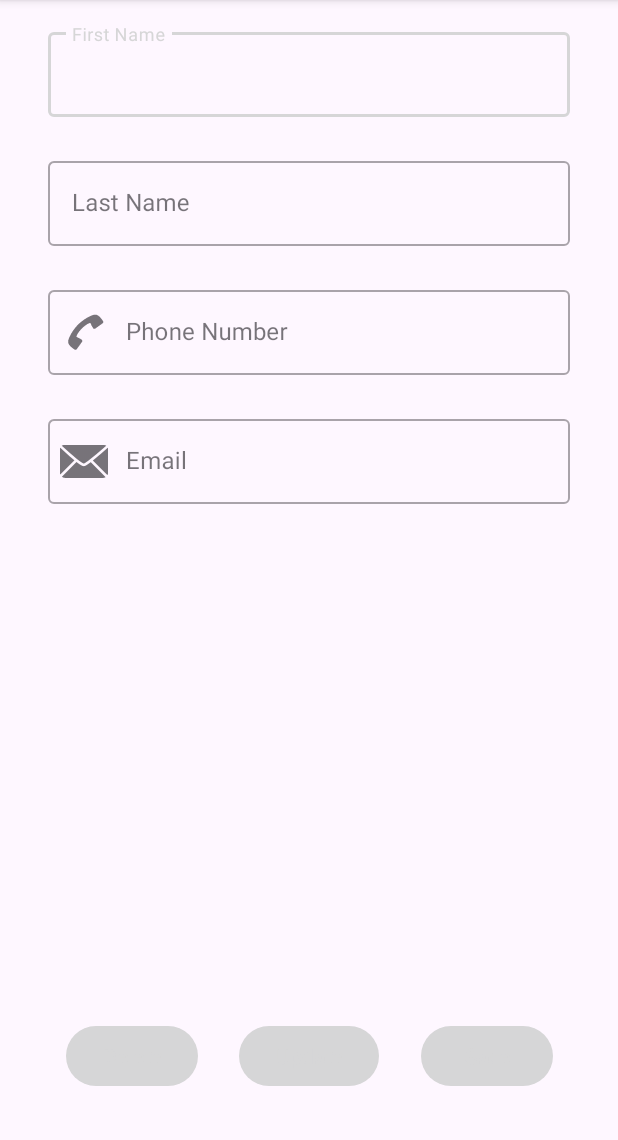
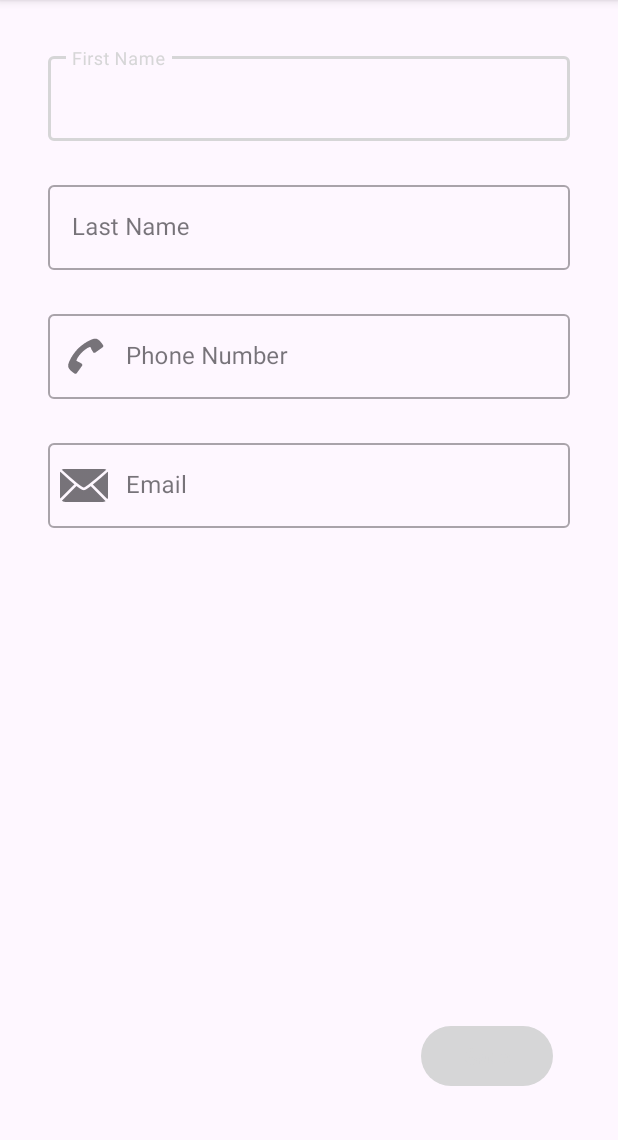
Before and after one commit to stainley/Contact_Entry_Android, an Android app: the screen it shows after launch (MainActivity before the commit, ContactEntryActivity after it), after a tap on "Create New Contact", on a phone screen of 412 x 824 dp, the part 96-1236 px from its top. Run offline under Robolectric (Android 15) with nearby library versions, the phone set to English and light mode, and no system bars; our stand-ins replace Room's generated code.

Commit message:
some rework

```diff
--- a/app/src/main/AndroidManifest.xml
+++ b/app/src/main/AndroidManifest.xml
@@ -13,7 +13,7 @@
         android:theme="@style/Theme.ContactEntryApp"
         tools:targetApi="31">
         <activity
-            android:name=".ui.MainActivity"
+            android:name=".ui.ContactEntryActivity"
             android:exported="true"
             android:parentActivityName=".ui.ContactListActivity">
 
@@ -27,12 +27,6 @@
                 <category android:name="android.intent.category.LAUNCHER" />
             </intent-filter>
         </activity>
-
-        <activity
-            android:name=".ui.ContactDetailActivity"
-            android:exported="true">
-
-        </activity>
     </application>
 
 </manifest>
--- a/app/src/main/java/ca/app/assasins/contactentryapp/db/ContactRoom.java
+++ b/app/src/main/java/ca/app/assasins/contactentryapp/db/ContactRoom.java
@@ -24,7 +24,7 @@ public abstract class ContactRoom extends RoomDatabase {
     public static ContactRoom getDatabase(Context context) {
         if (INSTANCE == null) {
             synchronized (ContactRoom.class) {
-                INSTANCE = Room.databaseBuilder(context, ContactRoom.class, "contact_db").allowMainThreadQueries().build();
+                INSTANCE = Room.databaseBuilder(context, ContactRoom.class, "contact_db").build();
             }
         }
         return INSTANCE;
--- a/app/src/main/java/ca/app/assasins/contactentryapp/repository/ContactRepository.java
+++ b/app/src/main/java/ca/app/assasins/contactentryapp/repository/ContactRepository.java
@@ -24,14 +24,14 @@ public class ContactRepository {
     }
 
     public void save(Contact contact) {
-        contactDao.save(contact);
+        ContactRoom.databaseWriterExecutor.execute(() -> contactDao.save(contact));
     }
 
     public void delete(Contact contact) {
-        this.contactDao.delete(contact);
+        ContactRoom.databaseWriterExecutor.execute(() -> this.contactDao.delete(contact));
     }
 
     public void update(Contact contact) {
-        this.contactDao.update(contact);
+        ContactRoom.databaseWriterExecutor.execute(() -> this.contactDao.update(contact));
     }
 }
--- a/app/src/main/java/ca/app/assasins/contactentryapp/ui/MainActivity.java
+++ b/app/src/main/java/ca/app/assasins/contactentryapp/ui/ContactEntryActivity.java
@@ -11,22 +11,23 @@ import androidx.lifecycle.ViewModelProvider;
 
 import java.util.Objects;
 
-import ca.app.assasins.contactentryapp.databinding.ActivityMainBinding;
+import ca.app.assasins.contactentryapp.databinding.ActivityContactEntryBinding;
 import ca.app.assasins.contactentryapp.model.Contact;
 import ca.app.assasins.contactentryapp.viewmodel.ContactViewModel;
 import ca.app.assasins.contactentryapp.viewmodel.ContactViewModelFactory;
 
-public class MainActivity extends AppCompatActivity {
+public class ContactEntryActivity extends AppCompatActivity {
 
-    ActivityMainBinding binding;
+    private ActivityContactEntryBinding binding;
 
     private Contact contact;
 
     @Override
     protected void onCreate(Bundle savedInstanceState) {
         super.onCreate(savedInstanceState);
-        binding = ActivityMainBinding.inflate(LayoutInflater.from(this));
+        binding = ActivityContactEntryBinding.inflate(LayoutInflater.from(this));
         setContentView(binding.getRoot());
+
 
         if (getSupportActionBar() != null) {
             getSupportActionBar().setDisplayHomeAsUpEnabled(true);
@@ -40,7 +41,10 @@ public class MainActivity extends AppCompatActivity {
 
         contact = (Contact) intent.getSerializableExtra("contact");
 
-        binding.saveBtn.setEnabled(intent.getBooleanExtra("saveBtn", true));
+        binding.saveBtn.setVisibility(!intent.getBooleanExtra("saveBtn", true) ? View.INVISIBLE : View.VISIBLE);
+
+        binding.deleteBtn.setVisibility(!intent.getBooleanExtra("deleteBtn", true) ? View.INVISIBLE : View.VISIBLE);
+        binding.updateBtn.setVisibility(!intent.getBooleanExtra("updateBtn", true) ? View.INVISIBLE : View.VISIBLE);
 
         if (contact != null) {
             binding.firstNameTxt.setText(contact.getFirstName());
--- a/app/src/main/java/ca/app/assasins/contactentryapp/ui/ContactListActivity.java
+++ b/app/src/main/java/ca/app/assasins/contactentryapp/ui/ContactListActivity.java
@@ -98,7 +98,9 @@
 
     private void createNewContact(View view) {
 
-        Intent newContactIntent = new Intent(this, MainActivity.class);
+        Intent newContactIntent = new Intent(this, ContactEntryActivity.class);
+        newContactIntent.putExtra("updateBtn", false);
+        newContactIntent.putExtra("deleteBtn", false);
         launcher.launch(newContactIntent);
     }
 
--- a/app/src/main/res/layout/activity_main.xml
+++ b/app/src/main/res/layout/activity_contact_entry.xml
@@ -6,7 +6,7 @@
     android:layout_height="match_parent"
     android:orientation="vertical"
     android:padding="16dp"
-    tools:context=".ui.MainActivity">
+    tools:context=".ui.ContactEntryActivity">
 
 
     <com.google.android.material.textfield.TextInputLayout
@@ -18,7 +18,10 @@
         android:layout_marginTop="16dp"
         android:layout_marginEnd="16dp"
         android:layout_marginBottom="12dp"
-        android:hint="@string/first_name">
+        android:hint="@string/first_name"
+        app:layout_constraintEnd_toEndOf="parent"
+        app:layout_constraintStart_toStartOf="parent"
+        app:layout_constraintTop_toTopOf="parent">
 
         <com.google.android.material.textfield.TextInputEditText
             android:id="@+id/firstNameTxt"
@@ -96,11 +99,11 @@
         android:id="@+id/save_Btn"
         android:layout_width="wrap_content"
         android:layout_height="wrap_content"
-        android:text="Save"
+        android:layout_marginBottom="16dp"
+        android:text="@string/save"
         app:layout_constraintBottom_toBottomOf="parent"
-        android:layout_marginBottom="16dp"
-        app:layout_constraintStart_toEndOf="@id/update_Btn"
-        app:layout_constraintEnd_toEndOf="parent" />
+        app:layout_constraintEnd_toEndOf="parent"
+        app:layout_constraintStart_toEndOf="@id/update_Btn" />
 
 
     <com.google.android.material.button.MaterialButton
@@ -108,19 +111,21 @@
         android:layout_width="wrap_content"
         android:layout_height="wrap_content"
 
-        android:text="Update"
+        android:layout_marginBottom="16dp"
+        android:text="@string/update"
         app:layout_constraintBottom_toBottomOf="parent"
         app:layout_constraintEnd_toStartOf="@id/save_Btn"
-        android:layout_marginBottom="16dp"
-        app:layout_constraintStart_toEndOf="@id/delete_Btn" />
+        app:layout_constraintStart_toEndOf="@id/delete_Btn"
+        tools:visibility="visible" />
 
     <com.google.android.material.button.MaterialButton
         android:id="@+id/delete_Btn"
         android:layout_width="wrap_content"
         android:layout_height="wrap_content"
-        android:text="Delete"
         android:layout_marginBottom="16dp"
+        android:text="@string/delete"
         app:layout_constraintBottom_toBottomOf="parent"
         app:layout_constraintEnd_toStartOf="@id/update_Btn"
-        app:layout_constraintStart_toStartOf="parent" />
+        app:layout_constraintStart_toStartOf="parent"
+        tools:visibility="visible" />
 </androidx.constraintlayout.widget.ConstraintLayout>
--- a/app/src/main/res/layout/contact_row.xml
+++ b/app/src/main/res/layout/contact_row.xml
@@ -68,7 +68,7 @@
                 android:layout_width="wrap_content"
                 android:layout_height="wrap_content"
                 android:layout_marginStart="16dp"
-                android:layout_marginTop="12dp"
+                android:layout_marginTop="24dp"
                 android:layout_marginBottom="24dp"
                 android:textSize="16sp"
                 app:chainUseRtl="true"
--- a/app/src/main/res/values-night/strings.xml
+++ b/app/src/main/res/values-night/strings.xml
@@ -1,4 +1,7 @@
 <?xml version="1.0" encoding="utf-8"?>
 <resources>
     <string name="info">Info</string>
+    <string name="save">Save</string>
+    <string name="update">Update</string>
+    <string name="delete">Delete</string>
 </resources>
--- a/app/src/main/res/values/strings.xml
+++ b/app/src/main/res/values/strings.xml
@@ -4,4 +4,7 @@
     <string name="info">Info</string>
     <string name="create_new_contact">Create New Contact</string>
     <string name="search">Search</string>
+    <string name="save">Save</string>
+    <string name="update">Update</string>
+    <string name="delete">Delete</string>
 </resources>
```
Also changed, not shown: app/src/main/java/ca/app/assasins/contactentryapp/ui/ContactAdapter.java (+19 -16 lines), app/src/main/java/ca/app/assasins/contactentryapp/ui/ContactDetailActivity.java (deleted, +0 -29 lines), app/src/main/res/layout/activity_contact_detail.xml (deleted, +0 -31 lines).
